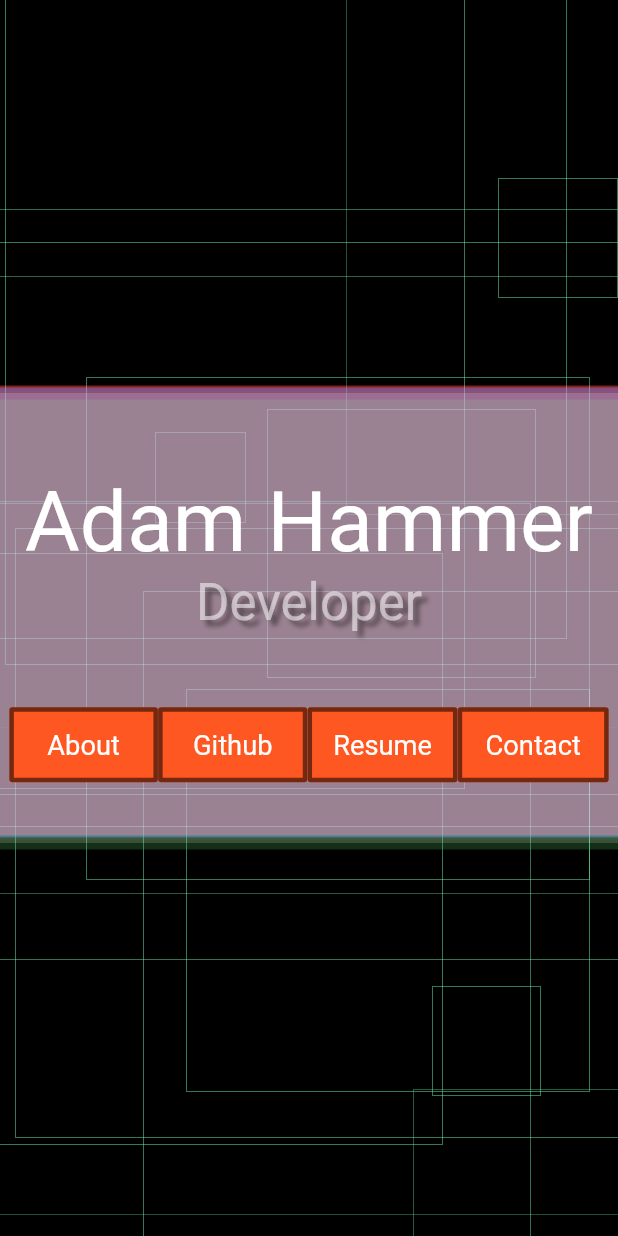
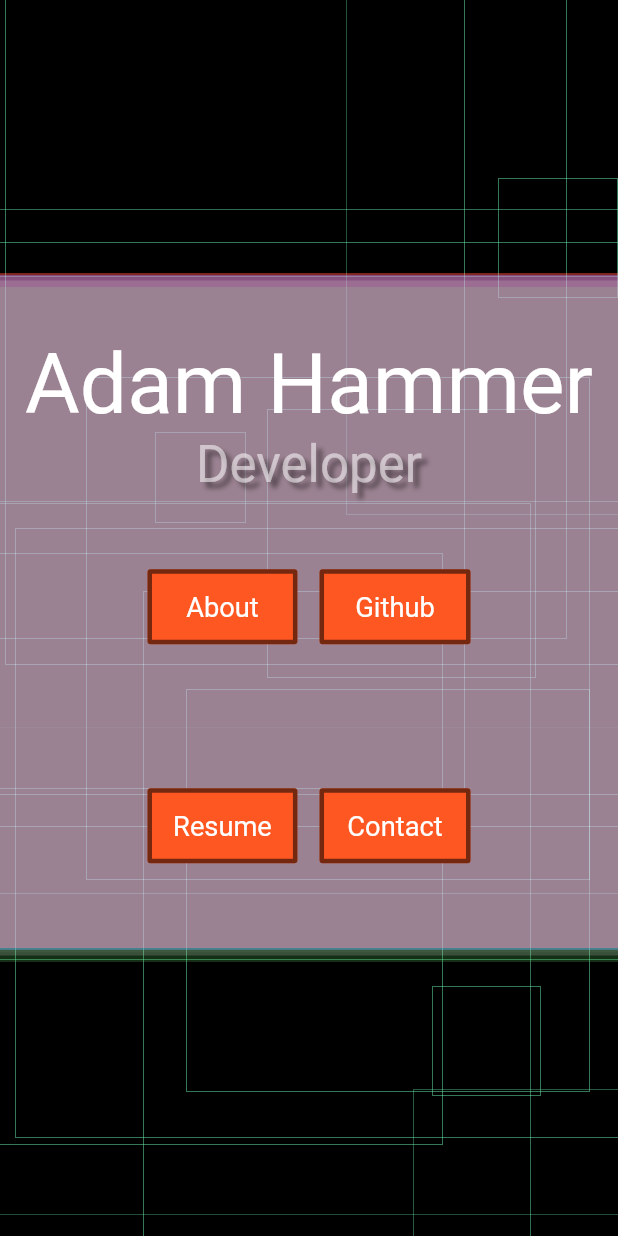
Before and after one commit to ahammer/flutter_resume, a Flutter app: the screen it shows after launch, on a phone screen of 412 x 824 dp. Run offline on Flutter 3.47's test engine with Material 2 defaults, Android fonts, the light colour scheme and no system bars; Roboto replaces fonts that are missing (Helvetica).

Commit message:
Layout updates to home screen (will fit a wider variety of screen sizes naturally now

```diff
--- a/lib/main.dart
+++ b/lib/main.dart
@@ -102,31 +102,35 @@ class _MyHomePageState extends State<MyHomePage>
             child: Center(
               child: Column(
                 children: <Widget>[
-                  Expanded(flex: 25, child: Container()),
+                  Expanded(flex: 18, child: Container()),
                   Text("Adam Hammer",
                       style: Theme.of(context).textTheme.display3),
                   Text("Developer",
                       style: Theme.of(context).textTheme.display1),
-
-                  Container(
-                    height: 150,
-                    child: Row(
+                   Container(height: 50),
+                  Row(
                     children: <Widget>[
                       Expanded(flex: 40, child: Container()),
                       buildButton(
-                            index: 0, phase1: o1, phase2: o4, title: "About"),
-                        Expanded(flex: 1, child: Container()),
+                          index: 2, phase1: o3, phase2: o2, title: "About"),
+                      Expanded(flex: 6, child: Container()),
                       buildButton(
-                            index: 1, phase1: o2, phase2: o3, title: "Github"),
-                        Expanded(flex: 1, child: Container()),
+                          index: 3, phase1: o4, phase2: o1, title: "Github"),
+                      Expanded(flex: 40, child: Container()),
+                    ],
+                  ),
+
+                  Container(height: 96),
+                  Row(
+                    children: <Widget>[
+                      Expanded(flex: 40, child: Container()),
                       buildButton(
                           index: 2, phase1: o3, phase2: o2, title: "Resume"),
-                        Expanded(flex: 1, child: Container()),
+                      Expanded(flex: 6, child: Container()),
                       buildButton(
                           index: 3, phase1: o4, phase2: o1, title: "Contact"),
                       Expanded(flex: 40, child: Container()),
                     ],
-                    ),
                   ),
                   Expanded(flex: 20, child: Container()),
                 ],
@@ -172,8 +176,8 @@ class BackgroundPainter extends CustomPainter {
 
   @override
   void paint(Canvas canvas, Size size) {
-    final width = 600.0;
-    final height = 300.0;
+    final width = 450.0;
+    final height = 450.0;
     particleDelegatePainter.paint(canvas, size);
 
     drawCellophaneLayer(
```
Lines whose indentation alone changed are shown as unchanged.
